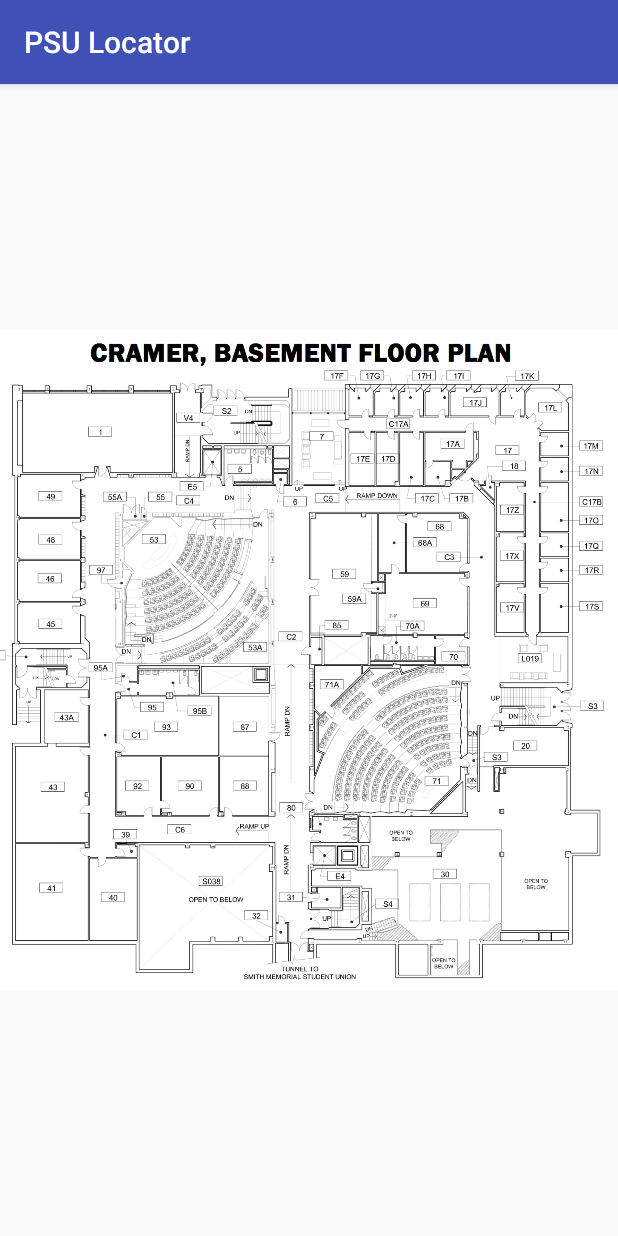
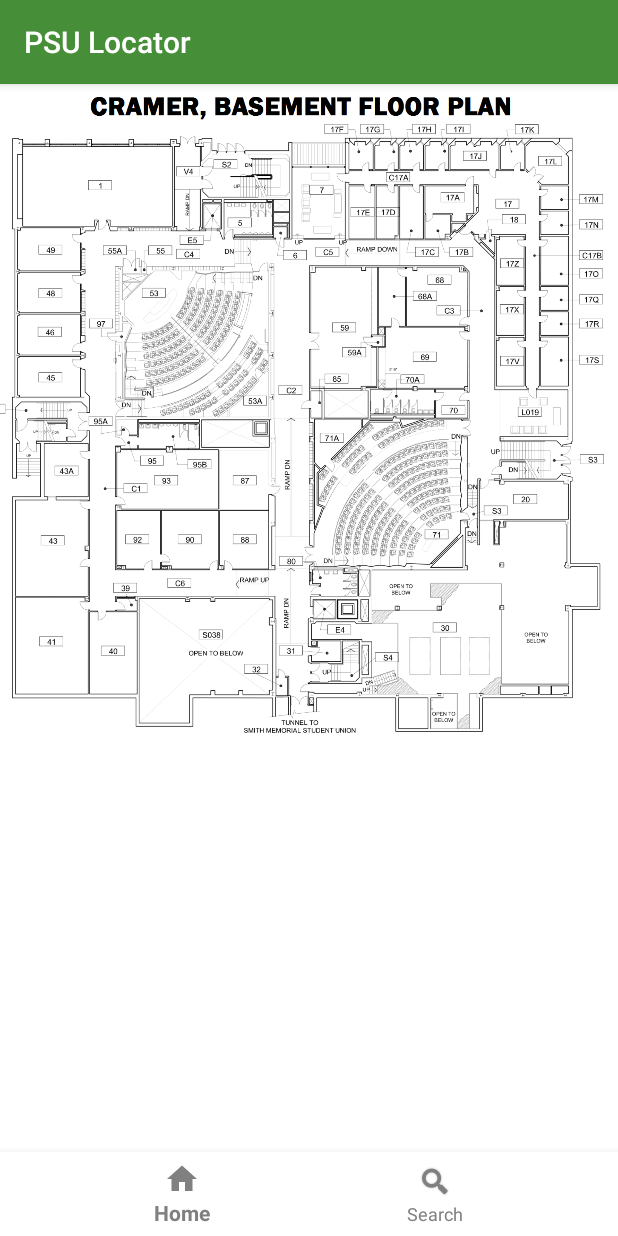
Before and after one commit to vunhi/CS461P, an Android app: the screen it shows after launch (building), after a tap on an icon or button, on a phone screen of 412 x 824 dp. Run offline under Robolectric (Android 15) with nearby library versions, the phone set to English and light mode, and no system bars.

Commit message:
Added navigation bar to building activity page (one after homescreen, where you go when you click on a room)

```diff
--- a/PSULocator/app/src/main/java/vunhi/psulocator/MainActivity.java
+++ b/PSULocator/app/src/main/java/vunhi/psulocator/MainActivity.java
@@ -16,12 +16,14 @@ public class MainActivity extends AppCompatActivity {
     private TextView mTextMessage;
     private ImageView image;
     private Button cramer;
+    public static int index = 0;
 
     private BottomNavigationView.OnNavigationItemSelectedListener mOnNavigationItemSelectedListener
             = new BottomNavigationView.OnNavigationItemSelectedListener() {
 
         @Override
         public boolean onNavigationItemSelected(@NonNull MenuItem item) {
+
             switch (item.getItemId()) {
                 case R.id.navigation_home:
                     mTextMessage.setText(R.string.title_home);
@@ -61,6 +63,11 @@ public class MainActivity extends AppCompatActivity {
         });
         BottomNavigationView navigation = (BottomNavigationView) findViewById(R.id.navigation);
         navigation.setOnNavigationItemSelectedListener(mOnNavigationItemSelectedListener);
+        if (index == 1) {
+            navigation.getMenu().performIdentifierAction(R.id.navigation_search, 1);
+            navigation.getMenu().getItem(1).setChecked(true);
+            index = 0;
+        }
     }
 
 }
--- a/PSULocator/app/src/main/java/vunhi/psulocator/building.java
+++ b/PSULocator/app/src/main/java/vunhi/psulocator/building.java
@@ -1,8 +1,14 @@
 package vunhi.psulocator;
 
+import android.graphics.Color;
+import android.graphics.PorterDuff;
+import android.support.annotation.NonNull;
+import android.support.design.widget.BottomNavigationView;
 import android.support.v7.app.AppCompatActivity;
 import android.os.Bundle;
 import android.content.Intent;
+import android.view.MenuItem;
+import android.view.View;
 import android.widget.ImageView;
 import android.widget.TextView;
 
@@ -10,17 +16,33 @@ public class building extends AppCompatActivity {
 
     ImageView buildingImage;
 
+    private BottomNavigationView.OnNavigationItemSelectedListener mOnNavigationItemSelectedListener
+            = new BottomNavigationView.OnNavigationItemSelectedListener() {
+
+        @Override
+        public boolean onNavigationItemSelected(@NonNull MenuItem item) {
+            switch (item.getItemId()) {
+                case R.id.navigation_home:
+                    Intent goToHome = new Intent(building.this, MainActivity.class);
+                    startActivity(goToHome);
+                    return true;
+
+                case R.id.navigation_search:
+                    Intent goToSearch = new Intent(building.this, MainActivity.class);
+                    startActivity(goToSearch);
+                    MainActivity.index = 1;
+                    return true;
+            }
+            return false;
+        }
+
+    };
+
     @Override
     protected void onCreate(Bundle savedInstanceState) {
         super.onCreate(savedInstanceState);
         setContentView(R.layout.activity_building);
         Intent goToBuilding = getIntent();
-
-        //Displaying the correct building name and floorplan image
-        //Setting floor plan name
-       // String fpname = goToBuilding.getStringExtra("fpname");
-        //TextView floorplanname = (TextView) findViewById(R.id.building);
-        //floorplanname.setText(fpname);
 
         //Setting floor plan image
         String building = goToBuilding.getStringExtra("building");
@@ -28,5 +50,7 @@ public class building extends AppCompatActivity {
         buildingImage = (ImageView) findViewById(R.id.buildingImage);
         buildingImage.setImageResource(res);
 
+        BottomNavigationView navigation = (BottomNavigationView) findViewById(R.id.navigation);
+        navigation.setOnNavigationItemSelectedListener(mOnNavigationItemSelectedListener);
     }
 }
--- a/PSULocator/app/src/main/res/layout/activity_building.xml
+++ b/PSULocator/app/src/main/res/layout/activity_building.xml
@@ -2,11 +2,24 @@
 <RelativeLayout xmlns:android="http://schemas.android.com/apk/res/android"
     xmlns:app="http://schemas.android.com/apk/res-auto"
     android:orientation="vertical" android:layout_width="match_parent"
-    android:layout_height="match_parent">
+    android:layout_height="match_parent"
+    android:background="@drawable/whitebg">
 
     <ImageView
         android:id="@+id/buildingImage"
         android:layout_width="wrap_content"
         android:layout_height="wrap_content"
-        app:srcCompat="@drawable/psumapsmall" />
+        app:srcCompat="@drawable/cramer"
+        android:scaleType="fitStart"/>
+
+    <android.support.design.widget.BottomNavigationView
+        android:id="@+id/navigation"
+        android:layout_width="match_parent"
+        android:layout_height="wrap_content"
+        android:layout_gravity="bottom"
+        android:background="@android:color/white"
+        app:menu="@menu/navigation"
+        android:layout_alignParentBottom = "true"
+        app:itemIconTint="#808080"
+        app:itemTextColor="#808080"/>
 </RelativeLayout>
--- a/PSULocator/app/src/main/res/layout/activity_main.xml
+++ b/PSULocator/app/src/main/res/layout/activity_main.xml
@@ -6,6 +6,7 @@
     android:layout_width="match_parent"
     android:layout_height="match_parent"
     android:orientation="vertical"
+    android:background="@drawable/whitebg"
     tools:context="vunhi.psulocator.MainActivity">
 
         <TextView
@@ -33,9 +34,9 @@
         android:layout_width="match_parent"
         android:layout_height="wrap_content"
         android:layout_gravity="bottom"
-        android:background="?android:attr/windowBackground"
         app:menu="@menu/navigation"
-        android:layout_alignParentBottom = "true"/>
+        android:layout_alignParentBottom = "true"
+        android:background="@android:color/white"/>
 
     <Button
         android:id="@+id/cramer"
--- a/PSULocator/app/src/main/res/menu/navigation.xml
+++ b/PSULocator/app/src/main/res/menu/navigation.xml
@@ -8,7 +8,7 @@
 
     <item
         android:id="@+id/navigation_search"
-        android:icon="@android:drawable/ic_menu_search"
+        android:icon="@android:drawable/ic_search_category_default"
         android:title="Search"/>
 
 </menu>
--- a/PSULocator/app/src/main/res/values/colors.xml
+++ b/PSULocator/app/src/main/res/values/colors.xml
@@ -1,6 +1,6 @@
 <?xml version="1.0" encoding="utf-8"?>
 <resources>
-    <color name="colorPrimary">#3F51B5</color>
-    <color name="colorPrimaryDark">#303F9F</color>
-    <color name="colorAccent">#FF4081</color>
+    <color name="colorPrimary">#468e37</color>
+    <color name="colorPrimaryDark">#408232</color>
+    <color name="colorAccent">#626661</color>
 </resources>
```
Also changed, not shown: PSULocator/app/src/main/res/drawable/whitebg.png (added).
